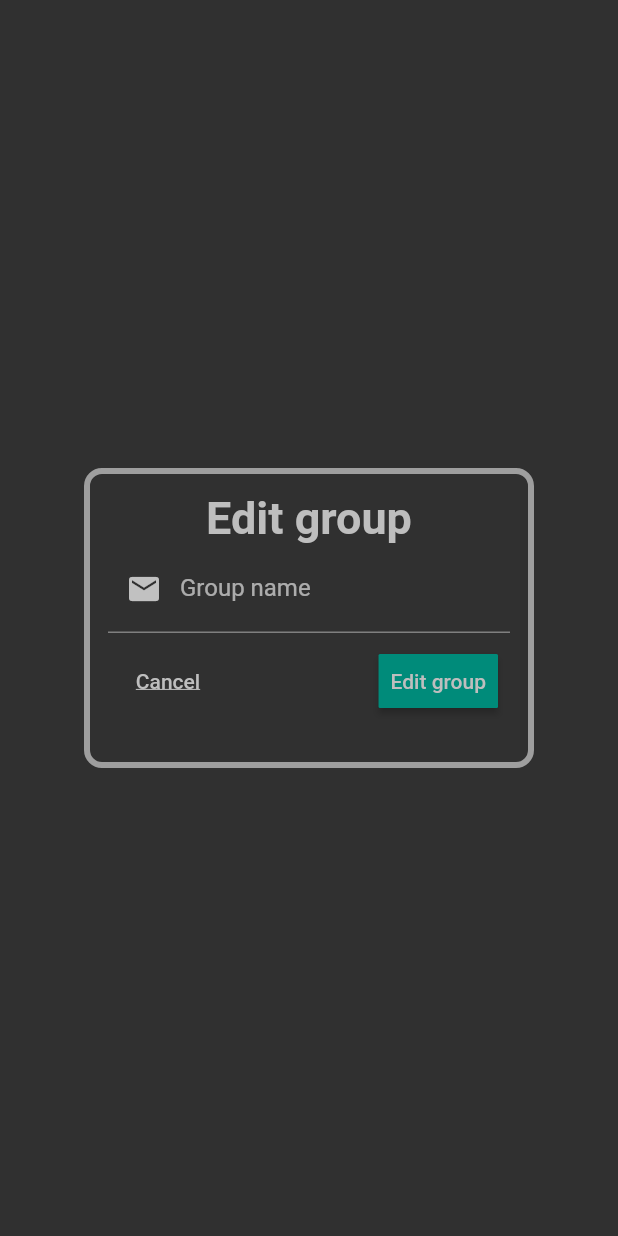
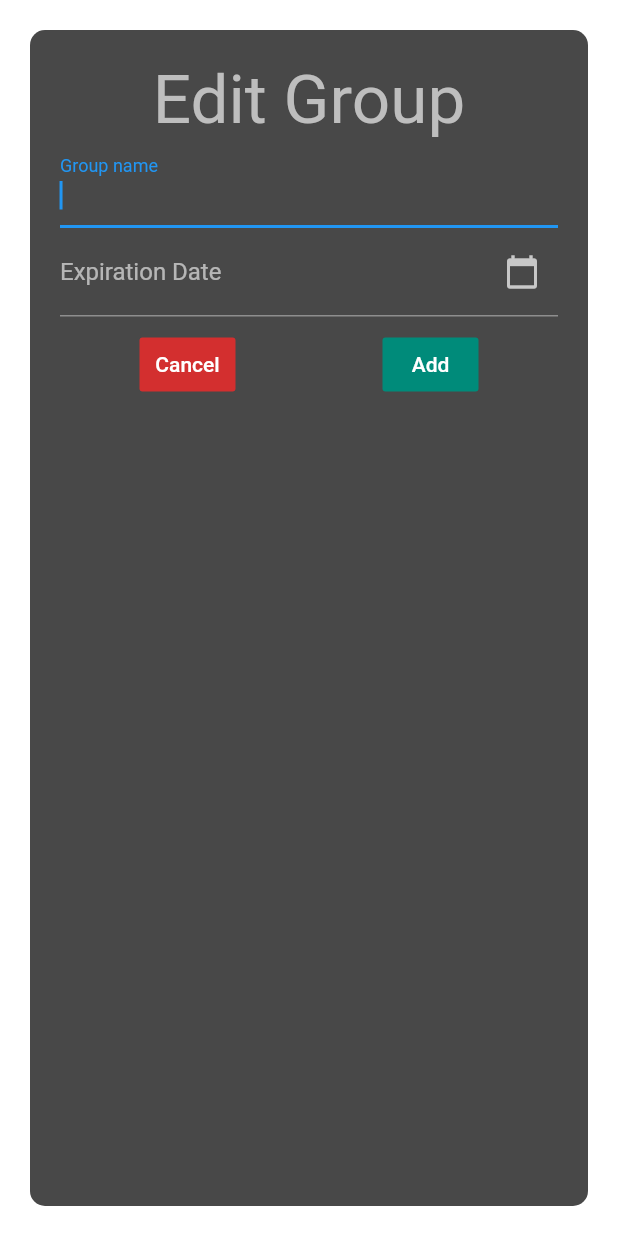
Before and after one commit to TarikvdBerg/super-cyber-task-force, a Flutter app: the EditGroup screen opened by its route, on a phone screen of 412 x 824 dp. Run offline on Flutter 3.47's test engine with Material 2 defaults, Android fonts, the phone set to English and light mode, and no system bars; our stand-ins replace moor_flutter, sembast; missing offline and left inert: encrypt; generated files the repository leaves out were written again; network calls fail.

Commit message:
Group forms added
Group forms added. Krijg een unauthenticated melding na inloggen.

```diff
--- a/lib/application.dart
+++ b/lib/application.dart
@@ -49,7 +49,7 @@ class SCTFPasswordManager extends StatelessWidget {
           'register': (context) => RegisterView(),
           "dashboard": (context) => PasswordView(),
           'resetpassword': (context) => ResetPasswordView(),
-          'AddGroup': (context) => AddGroup(),
+          'AddGroup': (context) => AddGroupForm(),
           'RemoveGroup': (context) => RemoveGroup(),
           'EditGroup': (context) => EditGroup(),
           'MyAccount': (context) => MyProfileView(),
--- a/lib/groups/edit_group.dart
+++ b/lib/groups/edit_group.dart
@@ -1,102 +1,56 @@
+import 'package:SCTFPasswordManager/core/models.dart';
+import 'package:SCTFPasswordManager/groups/groupform.dart';
 import 'package:flutter/cupertino.dart';
 import 'package:flutter/material.dart';
 
-class EditGroup extends StatelessWidget {
-  const EditGroup({
-    Key key,
-  }) : super(key: key);
+class EditGroup extends StatefulWidget {
+  final PasswordGroupModel group;
+
+  EditGroup({this.group});
+
+  EditGroupFormState createState() => EditGroupFormState();
+}
+
+class EditGroupFormState extends State<EditGroup> {
+  final editGroupFormKey = GlobalKey<FormState>();
 
   @override
   Widget build(BuildContext context) {
-    return Scaffold(
-      body: Center(
+    return Padding(
+      padding: const EdgeInsets.all(20),
       child: Container(
+        padding: const EdgeInsets.all(20),
         decoration: BoxDecoration(
-            border: Border.all(
-              color: Colors.grey,
-              width: 4,
+          color: Theme.of(context).primaryColorLight,
+          borderRadius: BorderRadius.all(Radius.circular(10)),
         ),
-            borderRadius: BorderRadius.circular(12),
-          ),
-          width: 300.0,
-          height: 200.0,
-          padding: const EdgeInsets.all(12.0),
         child: Column(
           children: <Widget>[
-              Text('Edit group',
-                  style: TextStyle(
-                    color: Theme.of(context).textTheme.headline1.color,
-                    fontSize: 30,
-                    fontWeight: FontWeight.w700,
-                  )),
-              EditGroupForm()
+            Text("Edit Group", style: Theme.of(context).textTheme.headline3),
+            GroupForm(
+                groupFormKey: editGroupFormKey),
+            ButtonBar(
+              alignment: MainAxisAlignment.spaceAround,
+              children: <Widget>[
+                FlatButton(
+                  child: Text("Cancel"),
+                  color: Theme.of(context).errorColor,
+                  onPressed: () {
+                    print("Cancel Pressed");
+                  },
+                ),
+                FlatButton(
+                  child: Text("Add"),
+                  color: Theme.of(context).buttonColor,
+                  onPressed: () {
+                    print("Add Pressed");
+                  },
+                )
+              ],
+            )
           ],
         ),
-        ),
-      ),
+      )
     );
   }
 }
-
-class EditGroupForm extends StatefulWidget {
-  @override
-  EditGroupFormState createState() {
-    return EditGroupFormState();
-  }
-}
-
-class EditGroupFormState extends State<EditGroupForm> {
-  final _formKey = GlobalKey<FormState>();
-
-  @override
-  Widget build(BuildContext context) {
-    return Form(
-      key: _formKey,
-      child: Column(
-        crossAxisAlignment: CrossAxisAlignment.end,
-        children: <Widget>[
-          TextFormField(
-            decoration: const InputDecoration(
-                labelText: 'Group name', prefixIcon: Icon(Icons.email)),
-            validator: (value) {
-              if (value.isEmpty) {
-                return 'Please enter a group new name';
-              }
-              return null;
-            },
-          ),
-          ButtonBar(
-            alignment: MainAxisAlignment.spaceBetween,
-            children: <Widget>[
-              FlatButton(
-                  onPressed: () {
-                    Navigator.pushNamed(context, "dashboard");
-                  },
-                  child: Text(
-                    'Cancel',
-                    style: TextStyle(
-                        color: Theme.of(context).textTheme.bodyText1.color,
-                        decoration: TextDecoration.underline),
-                  )),
-              RaisedButton(
-                onPressed: () {
-                  if (_formKey.currentState.validate()) {
-                    Scaffold.of(context).showSnackBar(
-                        SnackBar(content: Text('Processing Data')));
-                  }
-                  Navigator.pushNamed(context, "dashboard");
-                },
-                textColor: Theme.of(context).textTheme.bodyText1.color,
-                shape: RoundedRectangleBorder(
-                    borderRadius: BorderRadius.circular(1.0)),
-                child: Text(
-                  'Edit group',
-                ),
-              ),
-            ],
-          ),
-        ],
-      ),
-    );
-  }
-}
--- /dev/null
+++ b/lib/groups/groupform.dart
@@ -0,0 +1,54 @@
+import 'package:SCTFPasswordManager/core/models.dart';
+import 'package:flutter/material.dart';
+
+class GroupForm extends StatefulWidget {
+  final GlobalKey<FormState> groupFormKey;
+  final PasswordGroupModel group;
+
+  const GroupForm({Key key, this.groupFormKey, this.group});
+
+  _GroupFormState createState() => _GroupFormState();
+}
+
+class _GroupFormState extends State<GroupForm> {
+  TextEditingController _passwordTextController = TextEditingController();
+  DateTime _expiryDateTime;
+
+  @override
+  Widget build(BuildContext context) {
+    return Form(
+        key: this.widget.groupFormKey,
+        child: Column(
+          children: <Widget>[
+            TextFormField(
+              autofocus: true,
+              decoration: InputDecoration(
+                labelText: "Group name",
+              ),
+            ),
+            TextFormField(
+                readOnly: true,
+                controller: _passwordTextController,
+                decoration: InputDecoration(
+                  labelText: "Expiration Date",
+                  suffixIcon: Icon(Icons.calendar_today),
+                ),
+                onTap: () {
+                  showDatePicker(
+                          context: context,
+                          initialDate: _expiryDateTime == null
+                              ? DateTime.now()
+                              : _expiryDateTime,
+                          firstDate: DateTime.now(),
+                          lastDate: DateTime(3000))
+                      .then((pickedDate) {
+                    setState(() {
+                      _expiryDateTime = pickedDate;
+                      _passwordTextController.text = _expiryDateTime.toString();
+                    });
+                  });
+                }),
+          ],
+        ));
+  }
+}
```
Also changed, not shown: lib/groups/add_group.dart (+37 -86 lines), lib/views/password_view.dart (+18 -74 lines), 1 other file. Lines whose indentation alone changed are shown as unchanged.
